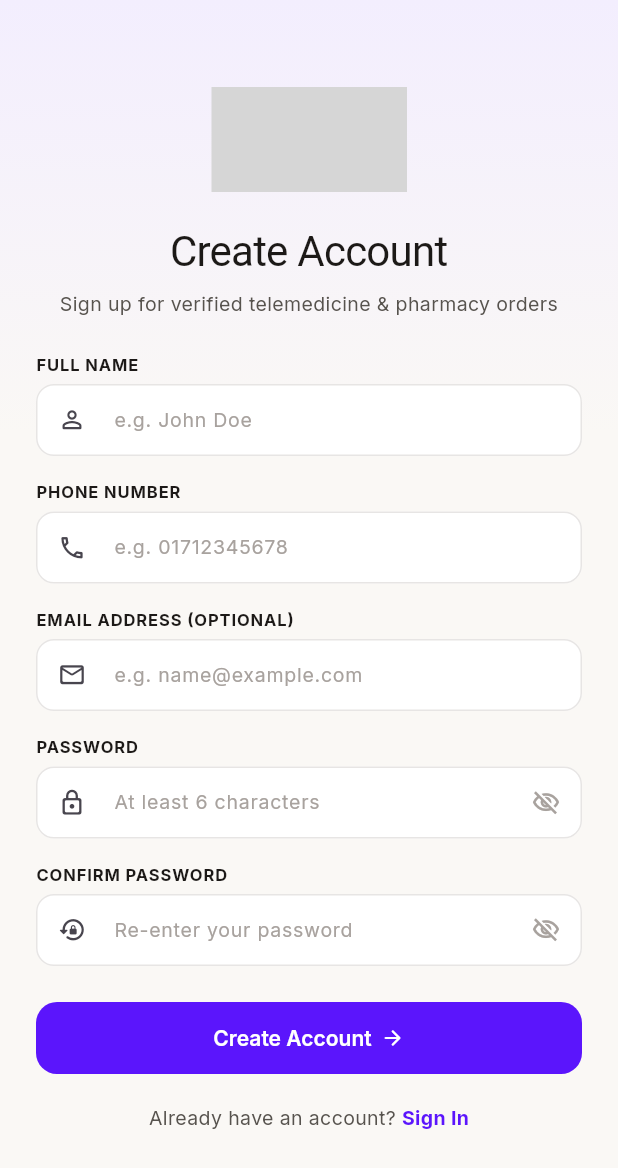
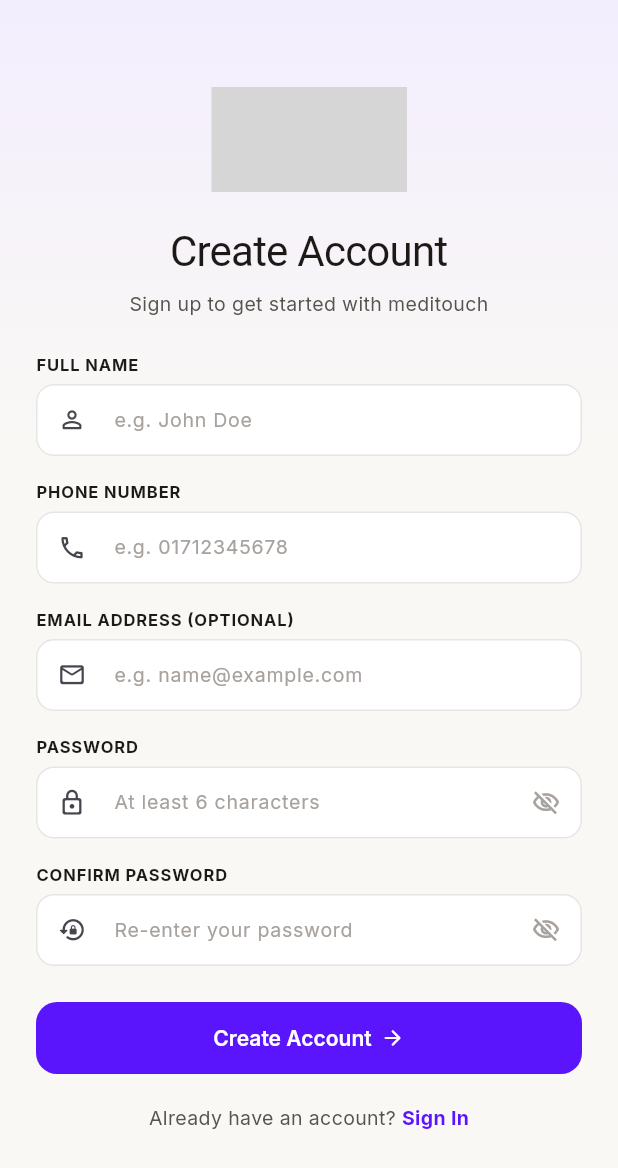
Before and after one commit to kaiumallimon/meditouch-reform, a Flutter app: the RegisterScreen screen opened by its route, on a phone screen of 412 x 824 dp. Shown: the top 1168 px of the screen. Run offline on Flutter 3.47's test engine with Material 3 defaults, Android fonts, the phone set to English and light mode, and no system bars; our stand-ins replace cached_network_image, dio, flutter_riverpod, flutter_secure_storage, flutter_svg, go_router and 2 more; accounts and stored records are empty; network calls fail; Roboto replaces fonts that are missing (Young Serif); project files that could hold a hidden picture were left out; grey boxes are pictures that could not be loaded.

Commit message:
feat: Implement dark mode support with conditional logo and background adjustments

```diff
--- a/lib/core/constants/app_assets.dart
+++ b/lib/core/constants/app_assets.dart
@@ -5,4 +5,5 @@ class AppAssets {
   static const String logoSvg = 'assets/icons/logo.svg';
   static const String logoImageSvg = 'assets/images/logo.svg';
   static const String logoPng = 'assets/images/logo.png';
+  static const String logoDarkPng = 'assets/images/logo_dark.png';
 }
--- a/lib/features/auth/presentation/register_screen.dart
+++ b/lib/features/auth/presentation/register_screen.dart
@@ -95,10 +95,24 @@ class _RegisterScreenState extends ConsumerState<RegisterScreen> {
 
   @override
   Widget build(BuildContext context) {
+    final isDark = Theme.of(context).brightness == Brightness.dark;
+
     return Scaffold(
+      backgroundColor: isDark ? AppColors.darkBackground : AppColors.background,
       body: Container(
-        decoration: const BoxDecoration(
-          gradient: LinearGradient(
+        decoration: BoxDecoration(
+          color: isDark ? AppColors.darkBackground : AppColors.background,
+          gradient: isDark
+              ? const LinearGradient(
+                  begin: Alignment.topCenter,
+                  end: Alignment.bottomCenter,
+                  colors: [
+                    Color(0xFF1E172F), // Soft deep primary tint
+                    AppColors.darkBackground, // #121214
+                  ],
+                  stops: [0.0, 0.35],
+                )
+              : const LinearGradient(
                   begin: Alignment.topCenter,
                   end: Alignment.bottomCenter,
                   colors: [
@@ -119,7 +133,14 @@ class _RegisterScreenState extends ConsumerState<RegisterScreen> {
 
                   // Top Clean Vector Logo
                   Center(
-                    child: SvgPicture.asset(
+                    child: isDark
+                        ? Image.asset(
+                            AppAssets.logoDarkPng,
+                            width: 190,
+                            height: 100,
+                            fit: BoxFit.contain,
+                          )
+                        : SvgPicture.asset(
                             AppAssets.logoSvg,
                             width: 130,
                             height: 70,
@@ -136,19 +157,19 @@ class _RegisterScreenState extends ConsumerState<RegisterScreen> {
                         fontSize: 28,
                         fontWeight: FontWeight.w400,
                         letterSpacing: -0.5,
-                        color: AppColors.textPrimary,
+                        color: isDark ? AppColors.darkTextPrimary : AppColors.textPrimary,
                       ),
                     ),
                   ),
                   const SizedBox(height: 6),
                   Center(
                     child: Text(
-                      'Sign up for verified telemedicine & pharmacy orders',
+                      'Sign up to get started with meditouch',
                       textAlign: TextAlign.center,
                       style: GoogleFonts.inter(
                         fontSize: 13,
                         fontWeight: FontWeight.w400,
-                        color: AppColors.textSecondary,
+                        color: isDark ? AppColors.darkTextSecondary : AppColors.textSecondary,
                         height: 1.4,
                       ),
                     ),
```
Also changed, not shown: lib/features/auth/presentation/login_screen.dart (+26 -5 lines), lib/features/home/presentation/home_screen.dart (+13 -6 lines), lib/features/splash/presentation/splash_screen.dart (+13 -6 lines). Lines whose indentation alone changed are shown as unchanged.
